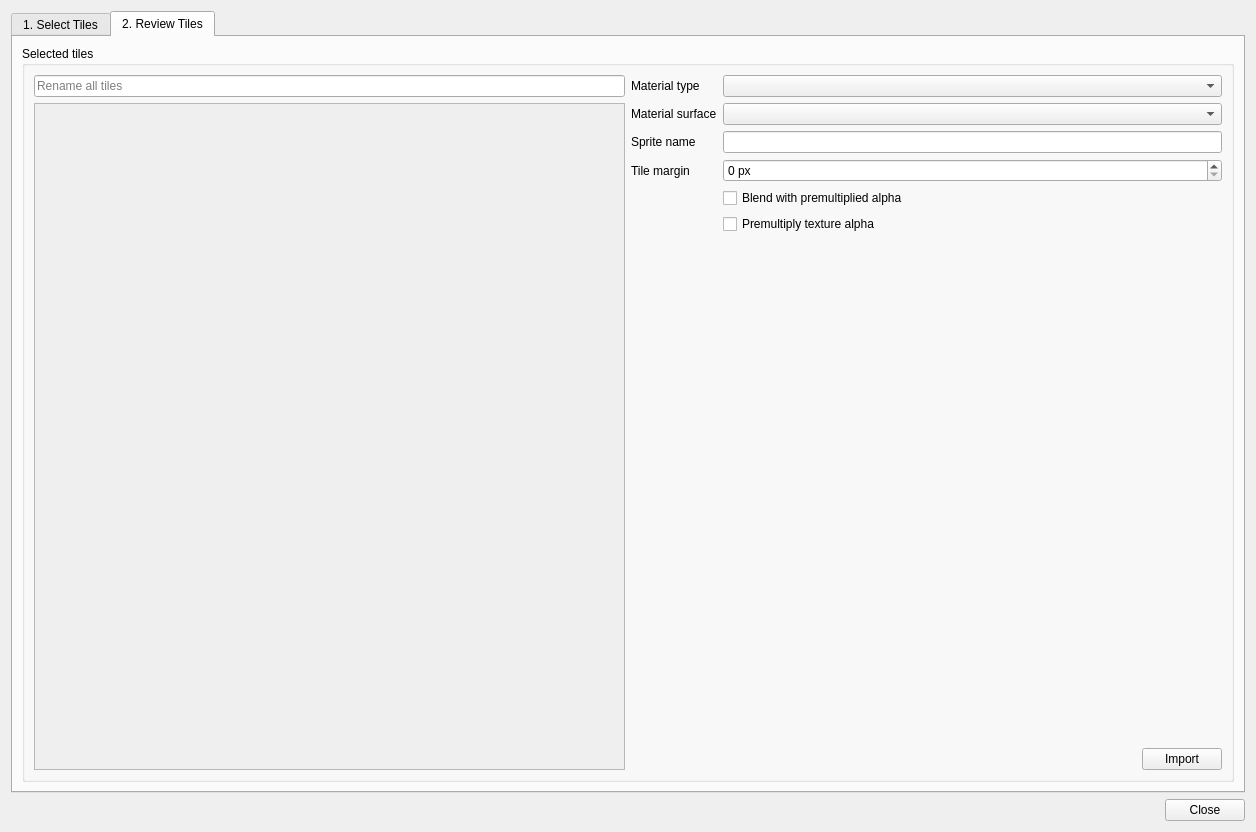
The window that editor/gui/dlgtileimport.ui (ensisoft/detonator) describes before a commit, drawn with Qt 5.
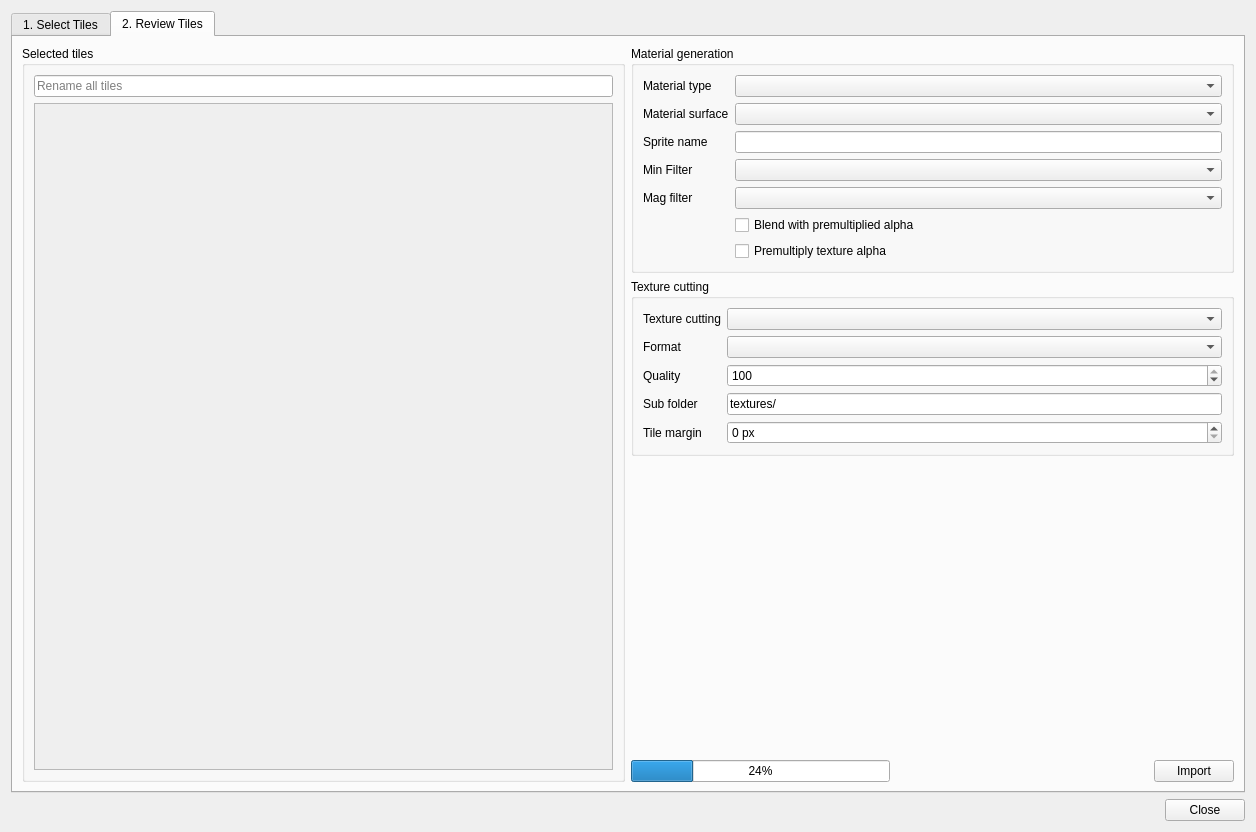
The same window after the commit. The open tabs and pages were chosen to show the change. Icons and pictures are not drawn. Custom widgets are drawn as their Qt base class.

Commit message:
Improve tilemap import dialog with small fixes and improvements
Improve tilemap import dialog with small fixes and improvements.
- Let the user select the source texture color space.
- Add texture minifying and magnifying filter settings.
- Add option to cut the tiles out of the source texture and
  save into their own image files.
- Add progressbar and QEventLoop footgun for progress info.
- Remember the previous settings.
- Fix the tile width/height adjustment when using a marging.

What changed in the file:
```diff
--- a/editor/gui/dlgtileimport.ui
+++ b/editor/gui/dlgtileimport.ui
@@ -296,15 +296,13 @@
       <attribute name="title">
        <string>2. Review Tiles</string>
       </attribute>
-      <layout class="QVBoxLayout" name="verticalLayout_5">
+      <layout class="QHBoxLayout" name="horizontalLayout_5">
        <item>
         <widget class="QGroupBox" name="groupBox_2">
          <property name="title">
           <string>Selected tiles</string>
          </property>
-         <layout class="QHBoxLayout" name="horizontalLayout_6">
-          <item>
-           <layout class="QVBoxLayout" name="verticalLayout_6">
+         <layout class="QVBoxLayout" name="verticalLayout_4">
             <item>
              <widget class="QLineEdit" name="renameTiles">
               <property name="placeholderText">
@@ -328,8 +326,8 @@
                 <rect>
                  <x>0</x>
                  <y>0</y>
-                 <width>596</width>
-                 <height>650</height>
+               <width>590</width>
+               <height>652</height>
                 </rect>
                </property>
                <property name="sizePolicy">
@@ -338,23 +336,88 @@
                  <verstretch>0</verstretch>
                 </sizepolicy>
                </property>
+             <layout class="QVBoxLayout" name="verticalLayout_6">
+              <item>
                <layout class="QVBoxLayout" name="layout"/>
+              </item>
+             </layout>
               </widget>
              </widget>
             </item>
            </layout>
+        </widget>
           </item>
           <item>
-           <layout class="QVBoxLayout" name="verticalLayout_4">
+        <layout class="QVBoxLayout" name="verticalLayout_5">
             <item>
-             <layout class="QGridLayout" name="gridLayout">
-              <item row="8" column="1" colspan="2">
+          <widget class="QGroupBox" name="groupBox_3">
+           <property name="title">
+            <string>Material generation</string>
+           </property>
+           <layout class="QGridLayout" name="gridLayout_2">
+            <item row="4" column="1">
+             <widget class="QComboBox" name="magFilter">
+              <property name="sizePolicy">
+               <sizepolicy hsizetype="Preferred" vsizetype="Fixed">
+                <horstretch>0</horstretch>
+                <verstretch>0</verstretch>
+               </sizepolicy>
+              </property>
+              <property name="currentIndex">
+               <number>-1</number>
+              </property>
+             </widget>
+            </item>
+            <item row="1" column="0">
+             <widget class="QLabel" name="label_25">
+              <property name="sizePolicy">
+               <sizepolicy hsizetype="Maximum" vsizetype="Preferred">
+                <horstretch>0</horstretch>
+                <verstretch>0</verstretch>
+               </sizepolicy>
+              </property>
+              <property name="text">
+               <string>Material surface</string>
+              </property>
+             </widget>
+            </item>
+            <item row="6" column="1">
                <widget class="QCheckBox" name="chkPremulAlpha">
                 <property name="text">
                  <string>Premultiply texture alpha</string>
                 </property>
                </widget>
               </item>
+            <item row="3" column="1">
+             <widget class="QComboBox" name="minFilter">
+              <property name="sizePolicy">
+               <sizepolicy hsizetype="Minimum" vsizetype="Fixed">
+                <horstretch>0</horstretch>
+                <verstretch>0</verstretch>
+               </sizepolicy>
+              </property>
+              <property name="currentIndex">
+               <number>-1</number>
+              </property>
+             </widget>
+            </item>
+            <item row="1" column="1">
+             <widget class="QComboBox" name="surfaceType">
+              <property name="sizePolicy">
+               <sizepolicy hsizetype="Preferred" vsizetype="Fixed">
+                <horstretch>0</horstretch>
+                <verstretch>0</verstretch>
+               </sizepolicy>
+              </property>
+             </widget>
+            </item>
+            <item row="2" column="0">
+             <widget class="QLabel" name="label">
+              <property name="text">
+               <string>Sprite name</string>
+              </property>
+             </widget>
+            </item>
               <item row="0" column="0">
                <widget class="QLabel" name="label_5">
                 <property name="sizePolicy">
@@ -368,48 +431,70 @@
                 </property>
                </widget>
               </item>
-              <item row="6" column="0">
-               <widget class="QLabel" name="label_2">
-                <property name="sizePolicy">
-                 <sizepolicy hsizetype="Maximum" vsizetype="Preferred">
-                  <horstretch>0</horstretch>
-                  <verstretch>0</verstretch>
-                 </sizepolicy>
-                </property>
-                <property name="text">
-                 <string>Tile margin</string>
-                </property>
-               </widget>
-              </item>
-              <item row="0" column="1" colspan="2">
-               <widget class="QComboBox" name="materialType"/>
-              </item>
-              <item row="7" column="1" colspan="2">
+            <item row="5" column="1">
                <widget class="QCheckBox" name="chkPremulAlphaBlend">
                 <property name="text">
                  <string>Blend with premultiplied alpha</string>
                 </property>
                </widget>
               </item>
-              <item row="2" column="1" colspan="2">
+            <item row="4" column="0">
+             <widget class="QLabel" name="label_31">
+              <property name="sizePolicy">
+               <sizepolicy hsizetype="Minimum" vsizetype="Preferred">
+                <horstretch>0</horstretch>
+                <verstretch>0</verstretch>
+               </sizepolicy>
+              </property>
+              <property name="text">
+               <string>Mag filter</string>
+              </property>
+             </widget>
+            </item>
+            <item row="0" column="1">
+             <widget class="QComboBox" name="materialType"/>
+            </item>
+            <item row="2" column="1">
                <widget class="QLineEdit" name="spriteName"/>
               </item>
-              <item row="6" column="1" colspan="2">
+            <item row="3" column="0">
+             <widget class="QLabel" name="label_30">
+              <property name="sizePolicy">
+               <sizepolicy hsizetype="Maximum" vsizetype="Preferred">
+                <horstretch>0</horstretch>
+                <verstretch>0</verstretch>
+               </sizepolicy>
+              </property>
+              <property name="text">
+               <string>Min Filter</string>
+              </property>
+             </widget>
+            </item>
+           </layout>
+          </widget>
+         </item>
+         <item>
+          <widget class="QGroupBox" name="groupBox_4">
+           <property name="title">
+            <string>Texture cutting</string>
+           </property>
+           <layout class="QGridLayout" name="gridLayout">
+            <item row="4" column="1">
                <widget class="QSpinBox" name="tileMargin">
                 <property name="suffix">
                  <string> px</string>
                 </property>
                </widget>
               </item>
-              <item row="2" column="0">
-               <widget class="QLabel" name="label">
+            <item row="0" column="0">
+             <widget class="QLabel" name="label_2">
                 <property name="text">
-                 <string>Sprite name</string>
+               <string>Texture cutting</string>
                 </property>
                </widget>
               </item>
-              <item row="1" column="0">
-               <widget class="QLabel" name="label_25">
+            <item row="4" column="0">
+             <widget class="QLabel" name="label_10">
                 <property name="sizePolicy">
                  <sizepolicy hsizetype="Maximum" vsizetype="Preferred">
                   <horstretch>0</horstretch>
@@ -417,24 +502,62 @@
                  </sizepolicy>
                 </property>
                 <property name="text">
-                 <string>Material surface</string>
+               <string>Tile margin</string>
                 </property>
                </widget>
               </item>
-              <item row="1" column="1" colspan="2">
-               <widget class="QComboBox" name="surfaceType">
-                <property name="sizePolicy">
-                 <sizepolicy hsizetype="Preferred" vsizetype="Fixed">
-                  <horstretch>0</horstretch>
-                  <verstretch>0</verstretch>
-                 </sizepolicy>
+            <item row="1" column="0">
+             <widget class="QLabel" name="label_8">
+              <property name="text">
+               <string>Format</string>
+              </property>
+             </widget>
+            </item>
+            <item row="1" column="1">
+             <widget class="QComboBox" name="cmbImageFormat"/>
+            </item>
+            <item row="2" column="1">
+             <widget class="QSpinBox" name="imageQuality">
+              <property name="maximum">
+               <number>100</number>
+              </property>
+              <property name="value">
+               <number>100</number>
+              </property>
+             </widget>
+            </item>
+            <item row="0" column="1">
+             <widget class="QComboBox" name="cmbCutting"/>
+            </item>
+            <item row="2" column="0">
+             <widget class="QLabel" name="label_9">
+              <property name="text">
+               <string>Quality</string>
+              </property>
+             </widget>
+            </item>
+            <item row="3" column="1">
+             <widget class="QLineEdit" name="folder">
+              <property name="text">
+               <string>textures/</string>
+              </property>
+              <property name="placeholderText">
+               <string>Sub folder under project directory</string>
+              </property>
+             </widget>
+            </item>
+            <item row="3" column="0">
+             <widget class="QLabel" name="label_11">
+              <property name="text">
+               <string>Sub folder</string>
                 </property>
                </widget>
               </item>
              </layout>
+          </widget>
             </item>
             <item>
-             <spacer name="verticalSpacer_3">
+          <spacer name="verticalSpacer">
               <property name="orientation">
                <enum>Qt::Vertical</enum>
               </property>
@@ -449,13 +572,17 @@
             <item>
              <layout class="QHBoxLayout" name="horizontalLayout_4">
               <item>
-               <spacer name="horizontalSpacer_5">
+            <widget class="QProgressBar" name="progressBar">
+             <property name="value">
+              <number>24</number>
+             </property>
+            </widget>
+           </item>
+           <item>
+            <spacer name="horizontalSpacer_4">
                 <property name="orientation">
                  <enum>Qt::Horizontal</enum>
                 </property>
-                <property name="sizeType">
-                 <enum>QSizePolicy::MinimumExpanding</enum>
-                </property>
                 <property name="sizeHint" stdset="0">
                  <size>
                   <width>40</width>
@@ -483,9 +610,6 @@
           </item>
          </layout>
         </widget>
-       </item>
-      </layout>
-     </widget>
     </widget>
    </item>
    <item>
```
Left out of the diff: 19 changed lines with no effect on the pictures. Lines whose indentation alone changed are shown as unchanged. The commit also changes 3 other files.
